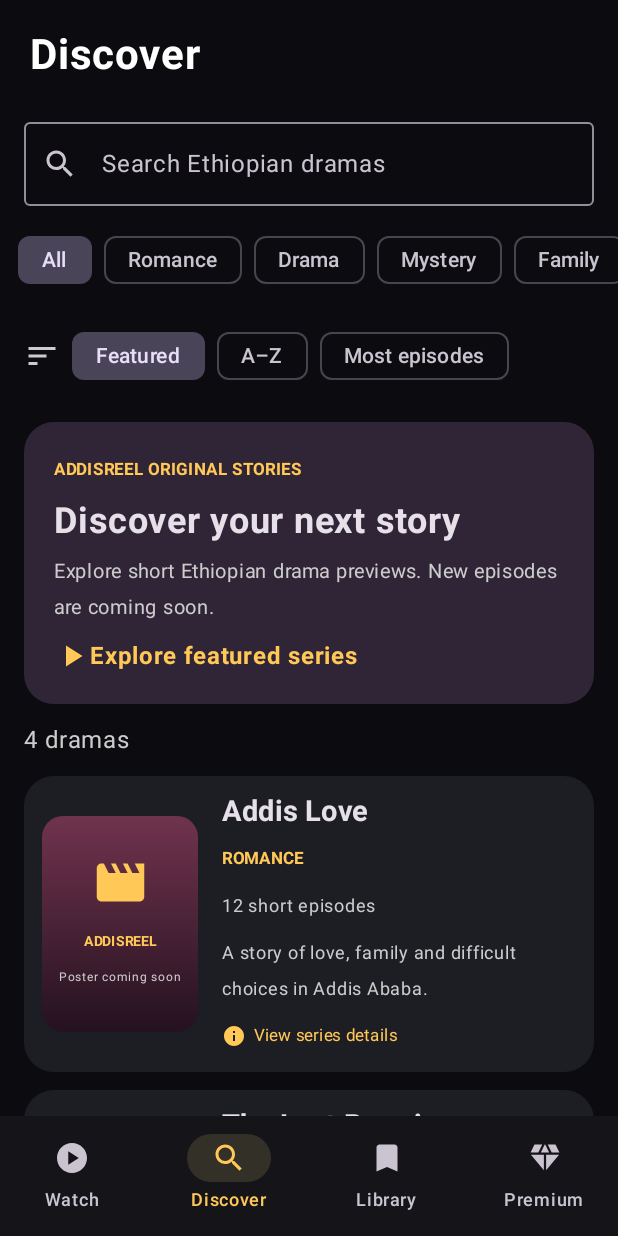
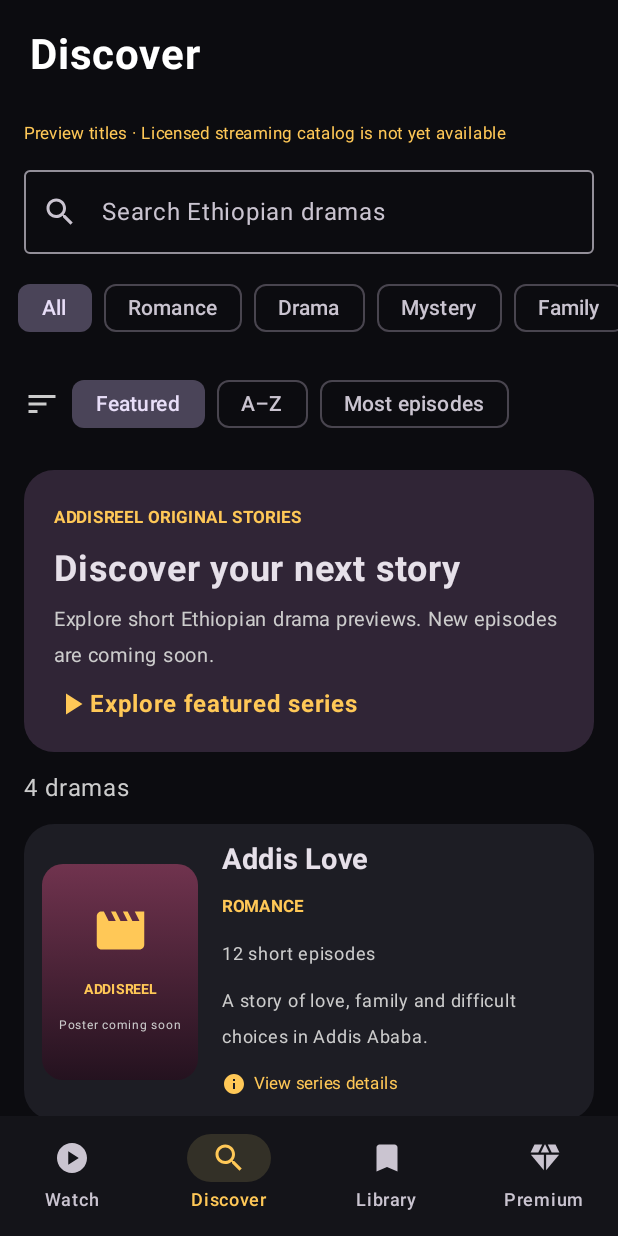
Before and after one commit to MahirG/AddisReel, an Android app built with Jetpack Compose: the screen it shows after launch (MainActivity), item 2 of the bottom bar chosen, on a phone screen of 412 x 824 dp. Run offline under Robolectric (Android 15) with nearby library versions, the phone set to English and light mode, and no system bars; network calls fail.

Commit message:
feat(phase3): connect Android catalog and episode player to licensed HLS API

```diff
--- a/app/src/main/java/et/addisreel/app/MainActivity.kt
+++ b/app/src/main/java/et/addisreel/app/MainActivity.kt
@@ -1,6 +1,11 @@
 package et.addisreel.app
 
 import android.os.Bundle
+import java.net.HttpURLConnection
+import java.net.URL
+import org.json.JSONObject
+import kotlinx.coroutines.Dispatchers
+import kotlinx.coroutines.withContext
 import androidx.lifecycle.Lifecycle
 import androidx.lifecycle.LifecycleEventObserver
 import androidx.compose.ui.platform.LocalLifecycleOwner
@@ -38,13 +43,54 @@ import androidx.media3.ui.PlayerView
 
 private val Gold = Color(0xFFFFC857)
 private val Dark = Color(0xFF0C0C10)
-private data class Drama(val title:String, val genre:String, val episodes:Int, val description:String, val url:String? = null)
-private val catalog = listOf(
+private data class Drama(val title:String, val genre:String, val episodes:Int, val description:String, val url:String? = null, val id:String = "")
+private const val CATALOG_API = "https://addisreel-catalog.eddieaman475.workers.dev"
+private val previewCatalog = listOf(
     Drama("Addis Love", "Romance", 12, "A story of love, family and difficult choices in Addis Ababa."),
     Drama("The Last Promise", "Drama", 8, "An Ethiopian family faces a life-changing secret."),
     Drama("Jimma Nights", "Mystery", 10, "A mystery unfolds over one unforgettable night."),
     Drama("Our Tomorrow", "Family", 6, "Two generations discover what truly matters.")
 )
+private fun catalogResponse(path: String): JSONObject {
+    val connection = (URL(CATALOG_API + path).openConnection() as HttpURLConnection).apply {
+        requestMethod = "GET"
+        connectTimeout = 6000
+        readTimeout = 6000
+        setRequestProperty("Accept", "application/json")
+    }
+    try {
+        if (connection.responseCode !in 200..299) {
+            throw IllegalStateException("Catalog HTTP " + connection.responseCode)
+        }
+        return JSONObject(connection.inputStream.bufferedReader(Charsets.UTF_8).use { it.readText() })
+    } finally {
+        connection.disconnect()
+    }
+}
+private fun fetchPublishedCatalog(): List<Drama> {
+    val result = catalogResponse("/v1/catalog").getJSONArray("series")
+    return buildList {
+        for (i in 0 until result.length()) {
+            val item = result.getJSONObject(i)
+            val id = item.getString("id")
+            val episodeCount = item.optInt("episodes", 0)
+            if (episodeCount > 0 && id.matches(Regex("[a-z0-9][a-z0-9-]{0,63}"))) {
+                add(Drama(
+                    title = item.getString("title"),
+                    genre = item.getString("genre"),
+                    episodes = episodeCount,
+                    description = item.optString("description", ""),
+                    id = id
+                ))
+            }
+        }
+    }
+}
+private fun fetchEpisodeStream(id: String, episode: Int): String? {
+    val url = catalogResponse("/v1/play/" + id + "/" + episode).optString("playbackUrl")
+    return url.takeIf { it.startsWith(CATALOG_API + "/v1/media/") && it.endsWith(".m3u8") }
+}
+
 class MainActivity : ComponentActivity() {
     override fun onCreate(savedInstanceState: Bundle?) {
         installSplashScreen()
@@ -57,6 +103,9 @@ class MainActivity : ComponentActivity() {
 private fun AddisReelApp() {
     val context = LocalContext.current
     val preferences = remember(context) { context.getSharedPreferences("addisreel_library", android.content.Context.MODE_PRIVATE) }
+    var catalog by remember { mutableStateOf(previewCatalog) }
+    var remoteCatalogAvailable by remember { mutableStateOf(false) }
+    var episodeUrl by remember { mutableStateOf<String?>(null) }
     var tab by remember { mutableIntStateOf(0) }
     var showEpisodes by remember { mutableStateOf(false) }
     var showFullDescription by remember { mutableStateOf(false) }
@@ -83,6 +132,24 @@ private fun AddisReelApp() {
         episode = next.coerceIn(1, selected.episodes)
         preferences.edit().putInt("episode_" + selected.title, episode).apply()
     }
+    LaunchedEffect(Unit) {
+        val remote = runCatching { withContext(Dispatchers.IO) { fetchPublishedCatalog() } }.getOrNull()
+        if (!remote.isNullOrEmpty()) {
+            catalog = remote
+            remoteCatalogAvailable = true
+            val restored = remote.find { it.title == recentlyWatched } ?: remote.first()
+            selected = restored
+            episode = preferences.getInt("episode_" + restored.title, 1).coerceIn(1, restored.episodes)
+        }
+    }
+    LaunchedEffect(selected.id, episode) {
+        episodeUrl = null
+        if (selected.id.isNotBlank()) {
+            episodeUrl = runCatching {
+                withContext(Dispatchers.IO) { fetchEpisodeStream(selected.id, episode) }
+            }.getOrNull()
+        }
+    }
     var saved by remember { mutableStateOf(preferences.getStringSet("saved_titles", emptySet())?.toSet() ?: emptySet()) }
     fun toggleSaved(title: String) {
         val updated = if (title in saved) saved - title else saved + title
@@ -101,7 +168,7 @@ private fun AddisReelApp() {
                         Text(drama.genre + "  •  " + drama.episodes + " episodes", color = Gold)
                         Text(drama.description)
                         Text(
-                            "Preview catalog · Video episodes will be available when licensed content is added.",
+                            if (drama.id.isBlank()) "Preview title · Streaming begins when licensed content is published." else "Licensed Ethiopian short-drama catalog.",
                             fontSize = 12.sp,
                             color = Color.LightGray
                         )
@@ -186,7 +253,7 @@ private fun AddisReelApp() {
                 when(tab) {
                     0 -> {
                         Box(Modifier.weight(1f).fillMaxWidth().background(Color(0xFF101016))) {
-                            val videoUrl = selected.url
+                            val videoUrl = if (selected.id.isNotBlank()) episodeUrl else selected.url
                             if (videoUrl != null) {
                                 Video(videoUrl, selected.title + "_episode_" + episode)
                             } else {
@@ -212,8 +279,8 @@ private fun AddisReelApp() {
                                 ) {
                                     Icon(Icons.Default.Movie, null, Modifier.size(74.dp), tint=Gold)
                                     Spacer(Modifier.height(12.dp))
-                                    Text("Ethiopian stories. Coming soon.", color=Color.LightGray)
-                                    Text("Licensed episodes will play here",fontSize=12.sp,color=Color.Gray)
+                                    Text(if (selected.id.isBlank()) "Ethiopian stories. Coming soon." else "Preparing episode stream", color=Color.LightGray)
+                                    Text(if (selected.id.isBlank()) "Licensed episodes will play here" else "Check your connection if playback does not start",fontSize=12.sp,color=Color.Gray)
                                     Spacer(Modifier.height(16.dp))
                                     Text("Swipe up for next episode · down for previous", fontSize=11.sp, color=Color.Gray)
                                 }
@@ -254,6 +321,7 @@ private fun AddisReelApp() {
                     }
                     1 -> {
                         Header("Discover")
+                        if (!remoteCatalogAvailable) Text("Preview titles · Licensed streaming catalog is not yet available", modifier=Modifier.padding(horizontal=16.dp, vertical=4.dp), fontSize=11.sp, color=Gold)
                         val genres = remember { listOf("All") + catalog.map { it.genre }.distinct() }
                         val matches = catalog.filter { drama ->
                             (discoverGenre == "All" || drama.genre == discoverGenre) &&
```
